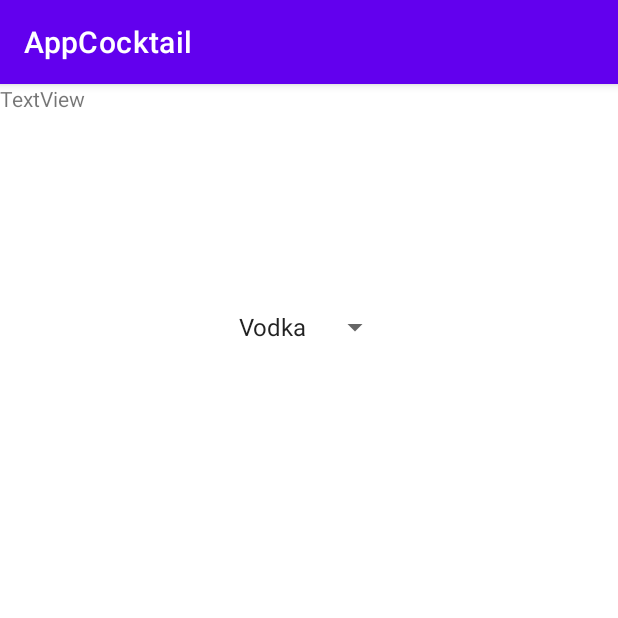
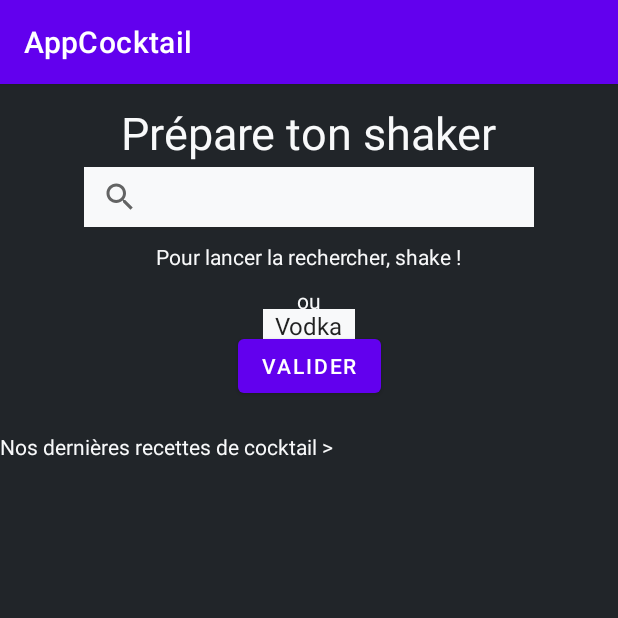
Before and after one commit to DamienM-dev/appCocktail, an Android app: the screen it shows after launch (HomeActivity), after a tap on "CONNECTER", on a phone screen of 412 x 824 dp, the top half of it. Run offline under Robolectric (Android 15) with nearby library versions, the phone set to English and light mode, and no system bars; our stand-ins replace Firebase (no records; nobody signed in at launch, a user with empty details on screens opened directly).

Commit message:
layout de la page home

```diff
--- a/app/src/main/java/com/example/appcocktail/HomeActivity.java
+++ b/app/src/main/java/com/example/appcocktail/HomeActivity.java
@@ -6,6 +6,7 @@ import android.os.Bundle;
 import android.view.View;
 import android.widget.AdapterView;
 import android.widget.ArrayAdapter;
+import android.widget.SearchView;
 import android.widget.Spinner;
 
 public class HomeActivity extends AppCompatActivity {
@@ -34,5 +35,7 @@ public class HomeActivity extends AppCompatActivity {
                 // rien à faire
             }
         });
+        SearchView searchView = findViewById(R.id.searchView);
+        searchView.setClickable(true);
     }
 }
--- a/app/src/main/java/com/example/appcocktail/MainActivity.java
+++ b/app/src/main/java/com/example/appcocktail/MainActivity.java
@@ -9,6 +9,7 @@ import android.os.Bundle;
 import android.util.Log;
 import android.view.View;
 import android.widget.Button;
+import android.widget.TextView;
 
 import com.google.firebase.database.DataSnapshot;
 import com.google.firebase.database.DatabaseError;
@@ -32,6 +33,16 @@ public class MainActivity extends AppCompatActivity {
             @Override
             public void onClick(View view) {
                 Intent intent = new Intent(view.getContext(), HomeActivity.class);
+                startActivity(intent);
+            }
+        });
+
+        TextView textView = findViewById(R.id.textInscription);
+        textView.setOnClickListener(new View.OnClickListener() {
+
+            @Override
+            public void onClick(View view) {
+                Intent intent = new Intent(view.getContext(), activity_form.class);
                 startActivity(intent);
             }
         });
--- a/app/src/main/res/layout/activity_form.xml
+++ b/app/src/main/res/layout/activity_form.xml
@@ -2,44 +2,66 @@
 <LinearLayout xmlns:android="http://schemas.android.com/apk/res/android"
     android:layout_width="match_parent"
     android:layout_height="match_parent"
+    android:background="@color/principal_color"
     android:orientation="vertical">
+
 
     <EditText
         android:id="@+id/et_name"
+        android:background="@color/secondary_color"
+        android:textColor="@color/principal_color"
         android:layout_width="match_parent"
         android:layout_height="wrap_content"
+        android:layout_marginHorizontal="16dp"
+        android:layout_marginTop="10dp"
         android:hint="@string/name"
         android:inputType="text"
         android:autofillHints="" />
 
     <EditText
         android:id="@+id/et_surname"
+        android:background="@color/secondary_color"
+        android:textColor="@color/principal_color"
         android:layout_width="match_parent"
         android:layout_height="wrap_content"
+        android:layout_marginHorizontal="16dp"
+        android:layout_marginTop="10dp"
         android:hint="@string/surname"
         android:inputType="text"
         android:autofillHints="" />
 
     <EditText
         android:id="@+id/et_email"
+        android:background="@color/secondary_color"
+        android:textColor="@color/principal_color"
         android:layout_width="match_parent"
         android:layout_height="wrap_content"
+        android:layout_marginHorizontal="16dp"
+        android:layout_marginTop="10dp"
         android:hint="@string/mail"
         android:inputType="textEmailAddress"
         android:autofillHints="" />
 
     <EditText
         android:id="@+id/et_password"
+        android:background="@color/secondary_color"
+        android:textColor="@color/principal_color"
         android:layout_width="match_parent"
         android:layout_height="wrap_content"
+        android:layout_marginHorizontal="16dp"
+        android:layout_marginTop="10dp"
         android:hint="@string/pwd"
         android:inputType="textPassword"
         android:autofillHints="" />
 
     <EditText
         android:id="@+id/et_telephone"
+        android:background="@color/secondary_color"
+        android:textColor="@color/principal_color"
         android:layout_width="match_parent"
         android:layout_height="wrap_content"
+        android:layout_marginHorizontal="16dp"
+        android:layout_marginTop="10dp"
         android:hint="@string/phone"
         android:inputType="phone"
         android:autofillHints="" />
@@ -48,7 +70,8 @@
         android:id="@+id/submit_button"
         android:layout_width="wrap_content"
         android:layout_height="wrap_content"
+        android:layout_marginTop="20dp"
         android:layout_gravity="center"
-        android:text="@string/btn_connexion" />
+        android:text="@string/btn_submit" />
 
 </LinearLayout>
--- a/app/src/main/res/layout/activity_home.xml
+++ b/app/src/main/res/layout/activity_home.xml
@@ -4,25 +4,83 @@
     xmlns:tools="http://schemas.android.com/tools"
     android:layout_width="match_parent"
     android:layout_height="match_parent"
+    android:background="@color/principal_color"
     tools:context=".HomeActivity">
 
 
-
     <TextView
-        android:id="@+id/textView2"
+        android:id="@+id/info_home"
         android:layout_width="wrap_content"
         android:layout_height="wrap_content"
-        android:text="TextView"
-        tools:layout_editor_absoluteX="177dp"
-        tools:layout_editor_absoluteY="83dp" />
+        android:textColor="@color/secondary_color"
+        android:layout_marginTop="10dp"
+        android:text="@string/info_home"
+        app:layout_constraintEnd_toEndOf="parent"
+        app:layout_constraintStart_toStartOf="parent"
+        app:layout_constraintTop_toBottomOf="@+id/searchView" />
 
     <Spinner
         android:id="@+id/spinner"
         android:layout_width="wrap_content"
         android:layout_height="wrap_content"
         android:layout_marginTop="150dp"
+        android:background="@color/secondary_color"
         app:layout_constraintEnd_toEndOf="parent"
         app:layout_constraintStart_toStartOf="parent"
         app:layout_constraintTop_toTopOf="parent" />
 
+    <SearchView
+        android:id="@+id/searchView"
+        android:layout_width="300dp"
+        android:layout_height="40dp"
+        android:layout_marginTop="55dp"
+        android:background="@color/secondary_color"
+        android:clickable="true"
+        app:layout_constraintEnd_toEndOf="parent"
+        app:layout_constraintStart_toStartOf="parent"
+        app:layout_constraintTop_toTopOf="parent" />
+
+    <TextView
+        android:id="@+id/textView"
+        android:layout_width="wrap_content"
+        android:layout_height="wrap_content"
+        android:layout_marginTop="12dp"
+        android:text="@string/titre_home"
+        android:textColor="@color/secondary_color"
+        android:textSize="30dp"
+        app:layout_constraintEnd_toEndOf="parent"
+        app:layout_constraintStart_toStartOf="parent"
+        app:layout_constraintTop_toTopOf="parent" />
+
+    <TextView
+        android:id="@+id/textView2"
+        android:layout_width="wrap_content"
+        android:layout_height="wrap_content"
+        android:layout_marginTop="10dp"
+        android:text="@string/ou"
+        android:textColor="@color/secondary_color"
+        app:layout_constraintEnd_toEndOf="parent"
+        app:layout_constraintStart_toStartOf="parent"
+        app:layout_constraintTop_toBottomOf="@+id/info_home" />
+
+    <Button
+        android:id="@+id/valid_home"
+        android:layout_width="wrap_content"
+        android:layout_height="wrap_content"
+        android:layout_marginTop="10dp"
+        android:text="@string/btn_submit"
+        app:layout_constraintEnd_toEndOf="parent"
+        app:layout_constraintStart_toStartOf="parent"
+        app:layout_constraintTop_toBottomOf="@+id/textView2" />
+
+    <TextView
+        android:id="@+id/textView3"
+        android:layout_width="wrap_content"
+        android:layout_height="wrap_content"
+        android:layout_marginTop="20dp"
+        android:text="@string/secondary_title_home"
+        android:textColor="@color/secondary_color"
+        app:layout_constraintTop_toBottomOf="@+id/valid_home"
+        tools:layout_editor_absoluteX="56dp" />
+
 </androidx.constraintlayout.widget.ConstraintLayout>
--- a/app/src/main/res/layout/activity_main.xml
+++ b/app/src/main/res/layout/activity_main.xml
@@ -71,6 +71,7 @@
         android:text="@string/text_Inscription"
         android:textColor="@color/secondary_color"
         android:textSize="11sp"
+        android:autoLink="all"
         app:layout_constraintEnd_toEndOf="parent"
         app:layout_constraintStart_toStartOf="parent"
         app:layout_constraintTop_toBottomOf="@+id/buttonConnexion" />
--- a/app/src/main/res/values/strings.xml
+++ b/app/src/main/res/values/strings.xml
@@ -5,9 +5,14 @@
     <string name="placeholder_email">votre email</string>
     <string name="placeholder_pwd">votre mot de passe</string>
     <string name="btn_submit">valider</string>
+    <string name="titre_home">Prépare ton shaker</string>
+    <string name="info_home">Pour lancer la rechercher, shake !</string>
+    <string name="ou">ou</string>
+    <string name="secondary_title_home">Nos dernières recettes de cocktail  ></string>
     <string name="name">Nom</string>
     <string name="surname">Prenom</string>
     <string name="mail">Email</string>
     <string name="pwd">Mot de passe</string>
     <string name="phone">Téléphone</string>
+
 </resources>
```
